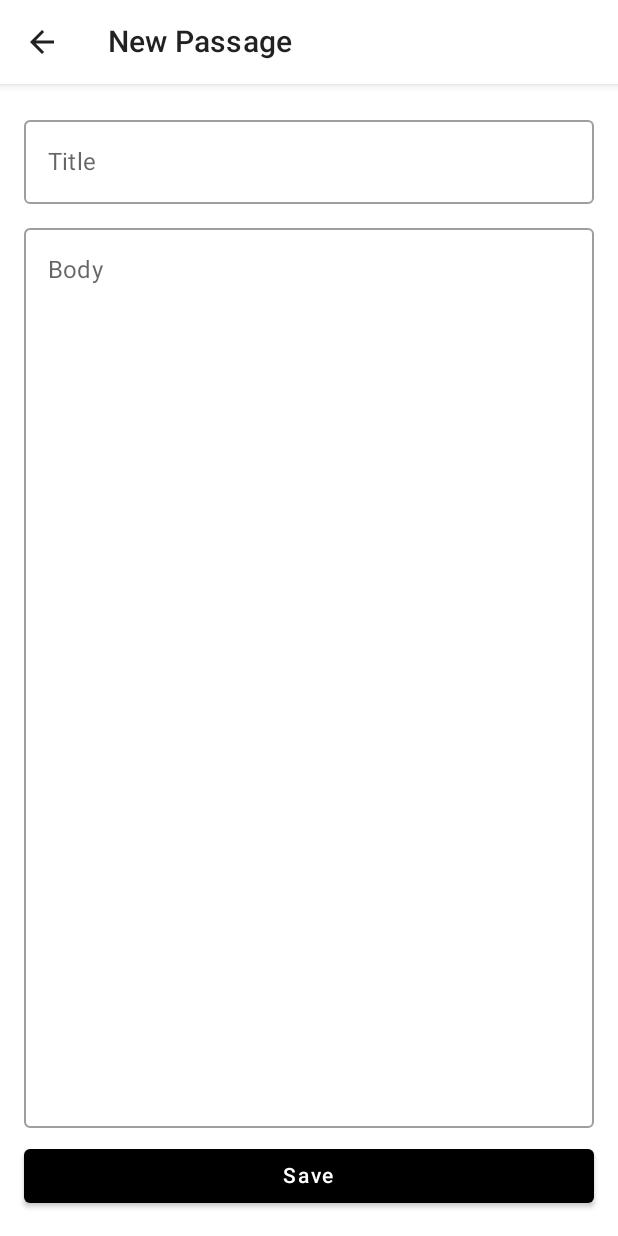
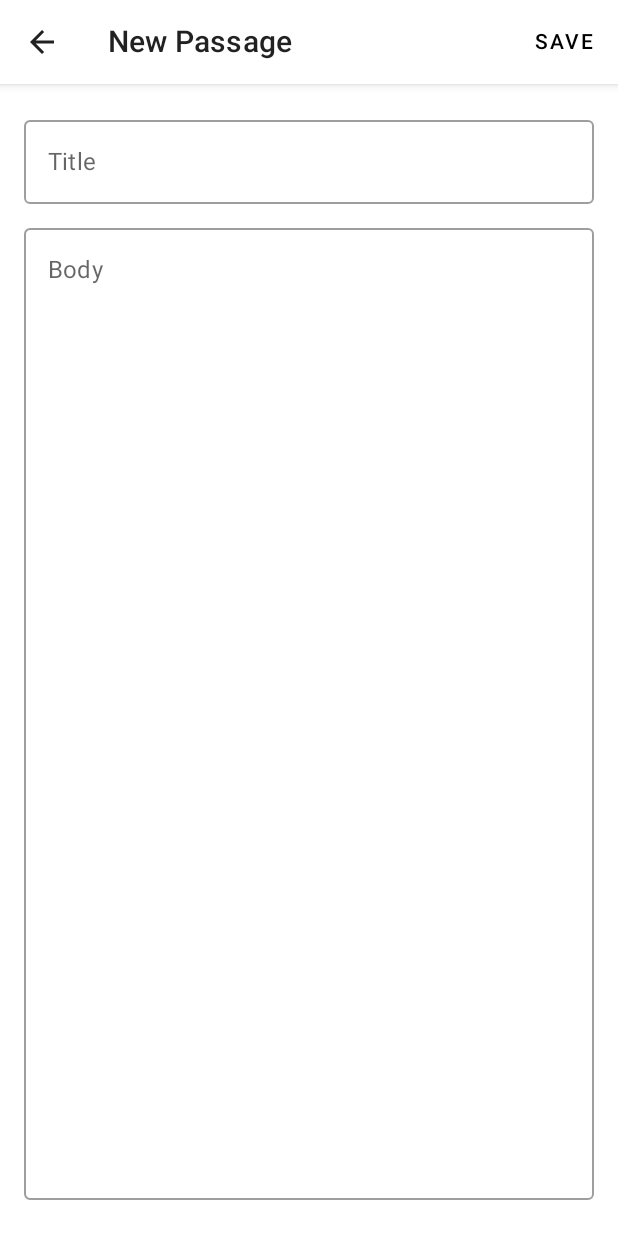
Before and after one commit to brighamandersen/internalize, an Android app built with Jetpack Compose: the CreatePassageScreen screen opened through its navigation route, on a phone screen of 412 x 824 dp. Run offline under Robolectric (Android 15) with nearby library versions, the phone set to English and light mode, and no system bars.

Commit message:
Move save buttons to action

```diff
--- a/app/src/main/java/com/brighamandersen/internalize/ui/screens/CreatePassageScreen.kt
+++ b/app/src/main/java/com/brighamandersen/internalize/ui/screens/CreatePassageScreen.kt
@@ -3,12 +3,14 @@ package com.brighamandersen.internalize.ui.screens
 import androidx.compose.foundation.layout.Column
 import androidx.compose.foundation.layout.fillMaxSize
 import androidx.compose.foundation.layout.fillMaxWidth
+import androidx.compose.foundation.layout.imePadding
 import androidx.compose.foundation.layout.padding
 import androidx.compose.material.Button
 import androidx.compose.material.MaterialTheme
 import androidx.compose.material.Scaffold
 import androidx.compose.material.Text
 import androidx.compose.material.OutlinedTextField
+import androidx.compose.material.TextButton
 import androidx.compose.material.TopAppBar
 import androidx.compose.runtime.Composable
 import androidx.compose.runtime.getValue
@@ -34,6 +36,16 @@ fun CreatePassageScreen(navController: NavController, passageViewModel: PassageV
                     BackButton(navController = navController)
                 },
                 backgroundColor = MaterialTheme.colors.surface,
+                actions = {
+                    TextButton(onClick = {
+                        if (title.isNotBlank() && body.isNotBlank()) {
+                            passageViewModel.addPassage(title, body)
+                            navController.popBackStack()
+                        }
+                    }) {
+                        Text("SAVE")
+                    }
+                },
             )
         }
     ) {
@@ -41,6 +53,7 @@ fun CreatePassageScreen(navController: NavController, passageViewModel: PassageV
         Column(
             modifier = Modifier
                 .fillMaxSize()
+                .imePadding()
                 .padding(innerPadding)
                 .padding(16.dp)
                 .padding(top = 0.dp)
@@ -65,18 +78,6 @@ fun CreatePassageScreen(navController: NavController, passageViewModel: PassageV
                     .fillMaxWidth()
                     .padding(bottom = 8.dp)
             )
-            Button(
-                onClick = {
-                    if (title.isNotBlank() && body.isNotBlank()) {
-                        passageViewModel.addPassage(title, body)
-                        navController.popBackStack()
-                    }
-                },
-                modifier = Modifier
-                    .fillMaxWidth()
-            ) {
-                Text("Save")
-            }
         }
     }
 }
```
Also changed, not shown: app/src/main/java/com/brighamandersen/internalize/ui/screens/EditPassageScreen.kt (+11 -12 lines).
